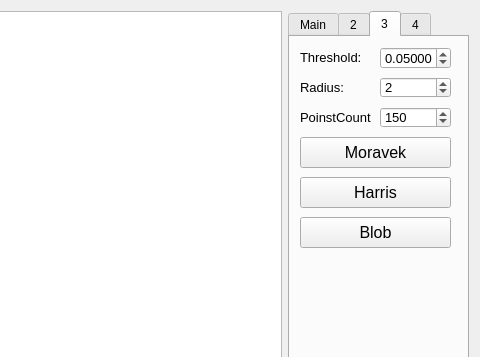
Old version of the form Gui/mainwindow.ui in the repository faystmax/ComputerVision; both pictures show x 662 to 1142 and y 0 to 357 of the 1142 by 595 pixel window.
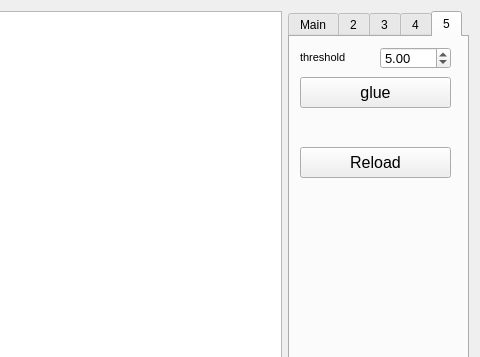
New version of the form. Icons and pictures are not drawn.

What changed in the file:
```diff
--- a/Gui/mainwindow.ui
+++ b/Gui/mainwindow.ui
@@ -44,7 +44,7 @@
        </size>
       </property>
       <property name="currentIndex">
-       <number>2</number>
+       <number>4</number>
       </property>
       <widget class="QWidget" name="tab">
        <attribute name="title">
@@ -1119,6 +1119,88 @@
         </property>
        </widget>
       </widget>
+      <widget class="QWidget" name="tab_5">
+       <attribute name="title">
+        <string>5</string>
+       </attribute>
+       <widget class="QPushButton" name="glueButton">
+        <property name="geometry">
+         <rect>
+          <x>10</x>
+          <y>40</y>
+          <width>151</width>
+          <height>31</height>
+         </rect>
+        </property>
+        <property name="font">
+         <font>
+          <family>Arial</family>
+          <pointsize>12</pointsize>
+         </font>
+        </property>
+        <property name="text">
+         <string>glue</string>
+        </property>
+       </widget>
+       <widget class="QLabel" name="label_14">
+        <property name="geometry">
+         <rect>
+          <x>10</x>
+          <y>10</y>
+          <width>71</width>
+          <height>21</height>
+         </rect>
+        </property>
+        <property name="font">
+         <font>
+          <pointsize>8</pointsize>
+         </font>
+        </property>
+        <property name="text">
+         <string>threshold</string>
+        </property>
+       </widget>
+       <widget class="QDoubleSpinBox" name="tresholdSpinBox">
+        <property name="geometry">
+         <rect>
+          <x>90</x>
+          <y>10</y>
+          <width>71</width>
+          <height>22</height>
+         </rect>
+        </property>
+        <property name="font">
+         <font>
+          <pointsize>10</pointsize>
+         </font>
+        </property>
+        <property name="singleStep">
+         <double>0.100000000000000</double>
+        </property>
+        <property name="value">
+         <double>5.000000000000000</double>
+        </property>
+       </widget>
+       <widget class="QPushButton" name="reloadPanoramButton">
+        <property name="geometry">
+         <rect>
+          <x>10</x>
+          <y>110</y>
+          <width>151</width>
+          <height>31</height>
+         </rect>
+        </property>
+        <property name="font">
+         <font>
+          <family>Arial</family>
+          <pointsize>12</pointsize>
+         </font>
+        </property>
+        <property name="text">
+         <string>Reload</string>
+        </property>
+       </widget>
+      </widget>
      </widget>
     </item>
    </layout>
```
